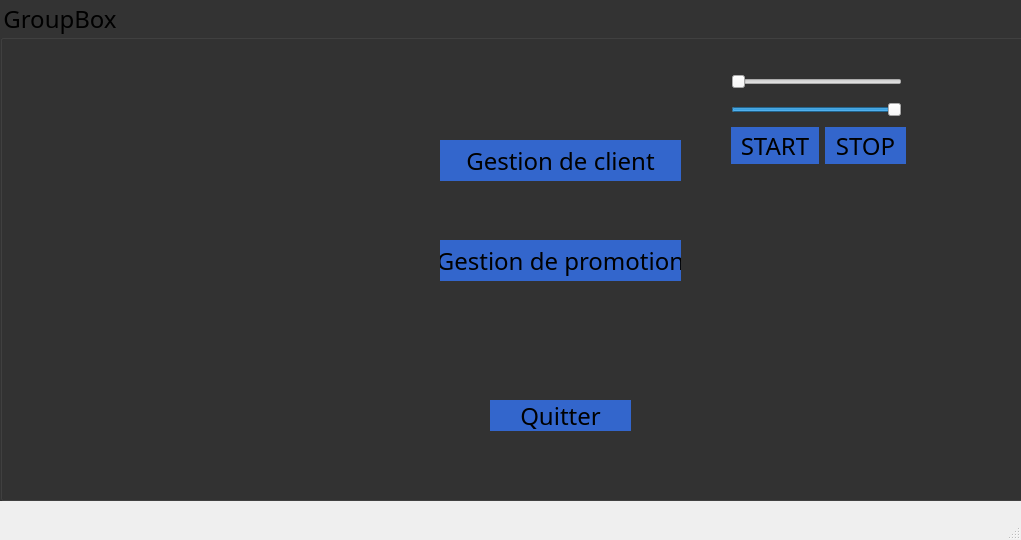
The window that mainwindow.ui (mehdiazzaz/Dhouse) describes before a commit, drawn with Qt 5.
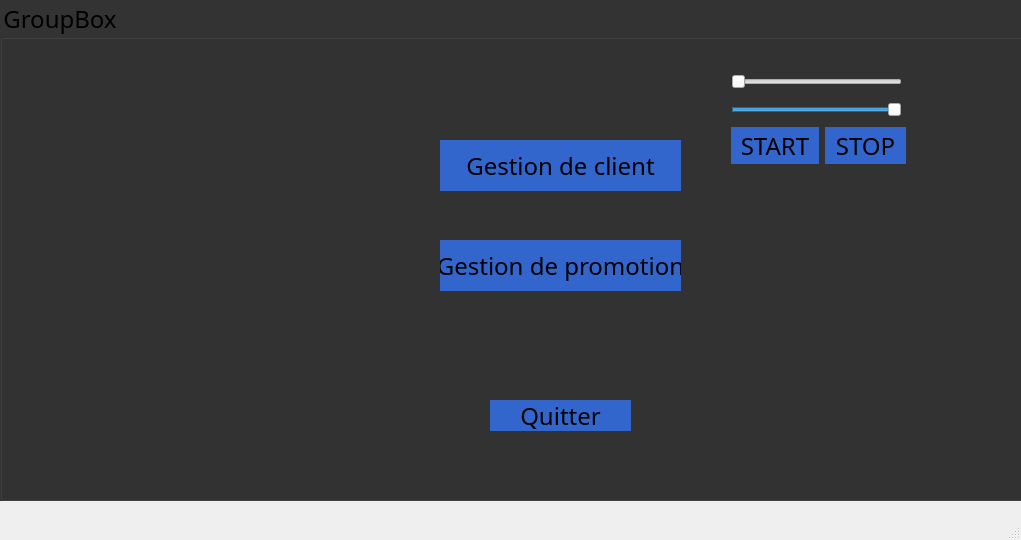
The same window after the commit. Icons and pictures are not drawn.

```diff
--- a/mainwindow.ui
+++ b/mainwindow.ui
@@ -104,7 +104,7 @@
        <x>440</x>
        <y>140</y>
        <width>241</width>
-       <height>41</height>
+       <height>51</height>
       </rect>
      </property>
      <property name="text">
@@ -117,7 +117,7 @@
        <x>440</x>
        <y>240</y>
        <width>241</width>
-       <height>41</height>
+       <height>51</height>
       </rect>
      </property>
      <property name="text">
```
